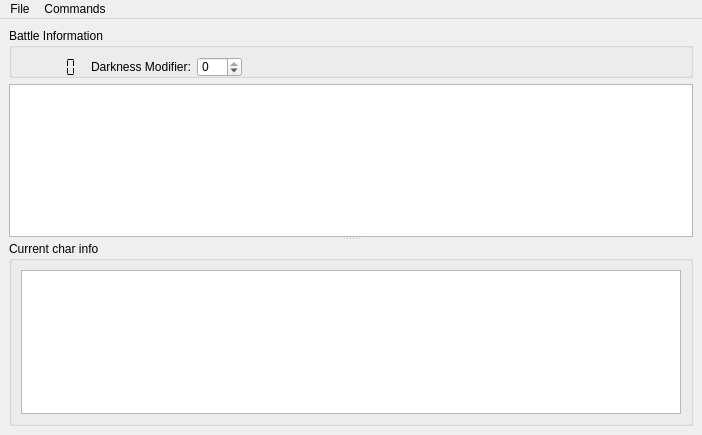
JFPRENANT/gurps-combat-helper, file trunk/mainform.ui: the form before one commit.
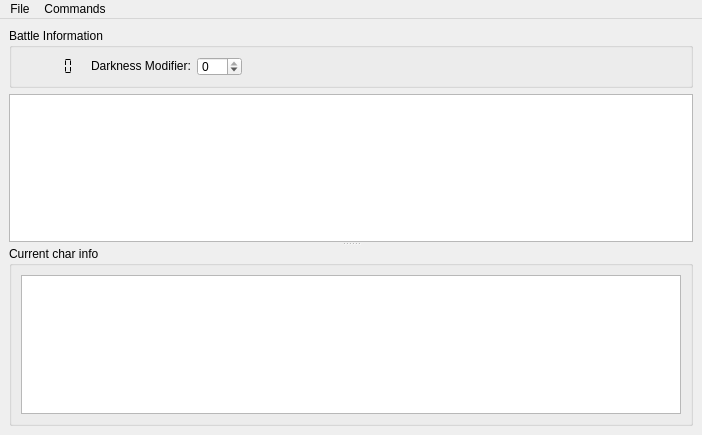
The form after the commit.

What changed in the file:
```diff
--- a/trunk/mainform.ui
+++ b/trunk/mainform.ui
@@ -18,7 +18,7 @@
     <item>
      <widget class="QGroupBox" name="gbBattleInfo">
       <property name="sizePolicy">
-       <sizepolicy hsizetype="Preferred" vsizetype="Minimum">
+       <sizepolicy hsizetype="Preferred" vsizetype="MinimumExpanding">
         <horstretch>0</horstretch>
         <verstretch>0</verstretch>
        </sizepolicy>
@@ -26,7 +26,7 @@
       <property name="maximumSize">
        <size>
         <width>16777215</width>
-        <height>50</height>
+        <height>60</height>
        </size>
       </property>
       <property name="title">
@@ -44,7 +44,7 @@
          <property name="minimumSize">
           <size>
            <width>0</width>
-           <height>20</height>
+           <height>0</height>
           </size>
          </property>
          <property name="frameShape">
@@ -72,7 +72,7 @@
          <property name="minimumSize">
           <size>
            <width>0</width>
-           <height>20</height>
+           <height>0</height>
           </size>
          </property>
          <property name="text">
@@ -85,7 +85,7 @@
          <property name="minimumSize">
           <size>
            <width>0</width>
-           <height>20</height>
+           <height>0</height>
           </size>
          </property>
          <property name="minimum">
```
